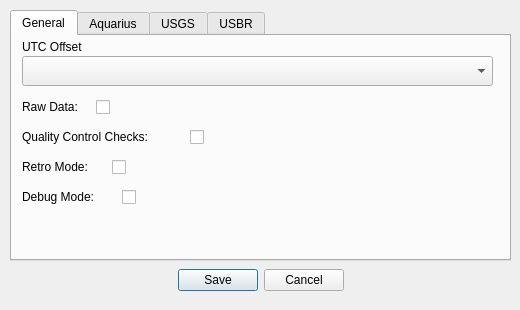
S31F3R/DataDoctor, file ui/winOptions.ui: the form before one commit.
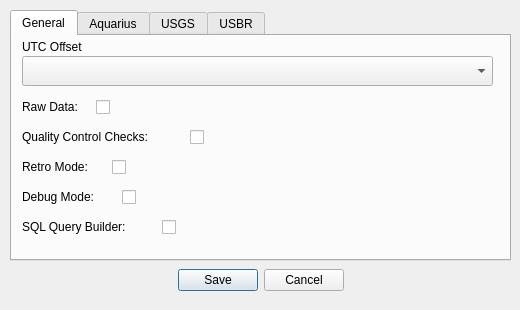
The form after the commit. Icons and pictures are not drawn.

Commit message: Added SQL query builder tab. Updated logic to open/close it based on user options

Patch:
```diff
--- a/ui/winOptions.ui
+++ b/ui/winOptions.ui
@@ -179,6 +179,32 @@
       <string>Retro Mode:</string>
      </property>
     </widget>
+    <widget class="QLabel" name="lblSQL">
+     <property name="geometry">
+      <rect>
+       <x>10</x>
+       <y>180</y>
+       <width>151</width>
+       <height>21</height>
+      </rect>
+     </property>
+     <property name="text">
+      <string>SQL Query Builder:</string>
+     </property>
+    </widget>
+    <widget class="QCheckBox" name="chkbEnableSQL">
+     <property name="geometry">
+      <rect>
+       <x>150</x>
+       <y>180</y>
+       <width>21</width>
+       <height>22</height>
+      </rect>
+     </property>
+     <property name="text">
+      <string/>
+     </property>
+    </widget>
     <zorder>lblRawData</zorder>
     <zorder>lbUTCOffset</zorder>
     <zorder>cbUTCOffset</zorder>
```
Left out of the diff: 6 changed lines with no effect on the pictures. The commit also changes 5 other files.
